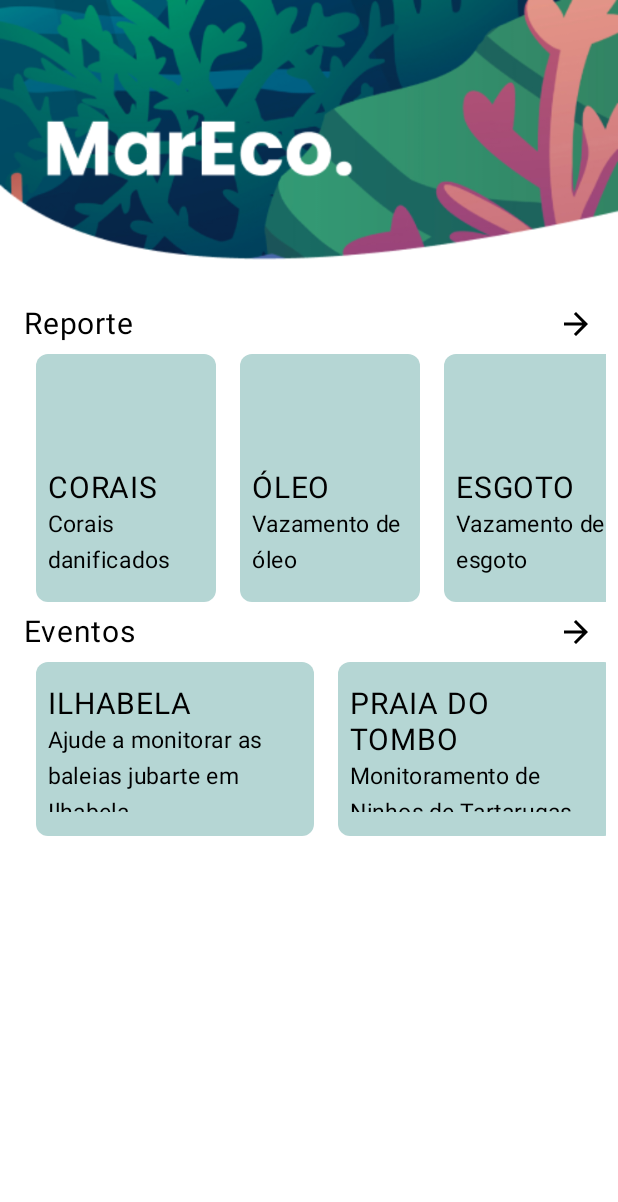
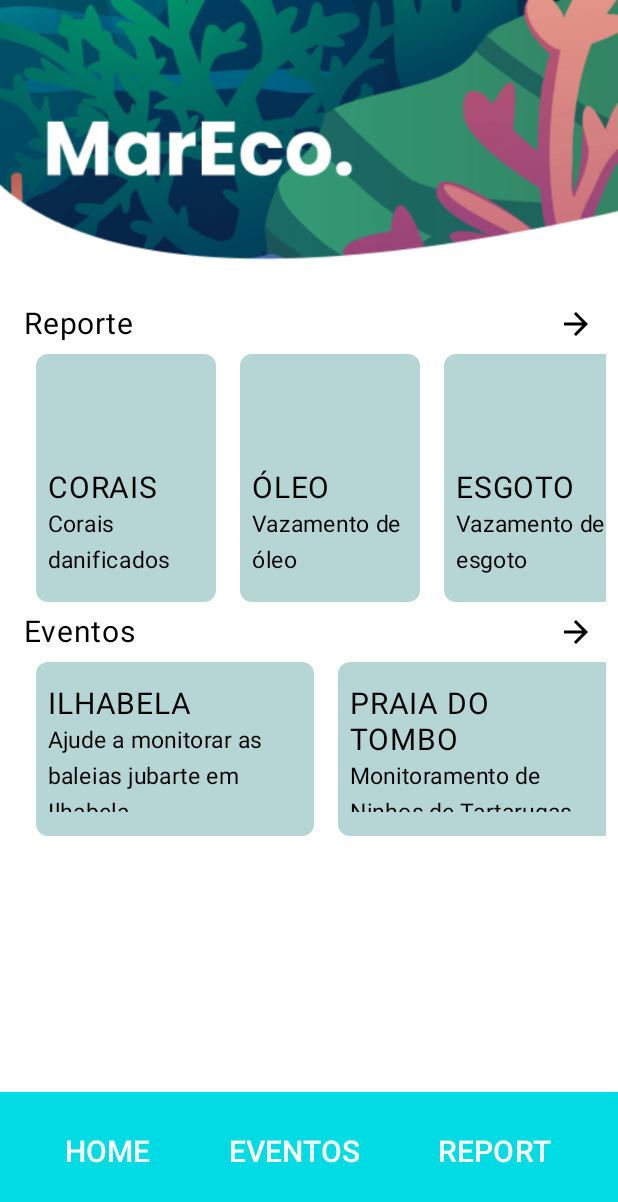
Before and after one commit to schin0/MarEco, an Android app built with Jetpack Compose: the HomeScreen screen opened through its navigation route, on a phone screen of 412 x 824 dp. Shown: the top 1202 px of the screen. Run offline under Robolectric (Android 15) with nearby library versions, the phone set to English and light mode, and no system bars.

Commit message:
Adicionar menu

```diff
--- /dev/null
+++ b/frontend/app/src/main/java/br/com/fiap/mareco/components/BotaoMenuComponente.kt
@@ -0,0 +1,19 @@
+package br.com.fiap.mareco.components
+
+import androidx.compose.material3.Button
+import androidx.compose.material3.ButtonDefaults
+import androidx.compose.material3.Text
+import androidx.compose.runtime.Composable
+import androidx.compose.ui.res.colorResource
+import androidx.compose.ui.unit.sp
+import androidx.navigation.NavController
+import br.com.fiap.mareco.R
+
+@Composable
+fun BotaoMenuComponente(nomeItem: String, navController: NavController) {
+    Button(onClick = { navController.navigate(nomeItem) }, colors = ButtonDefaults.buttonColors(
+        containerColor = colorResource(id = R.color.azul_agua)
+    )) {
+        Text(text = nomeItem, fontSize = 20.sp)
+    }
+}
--- a/frontend/app/src/main/java/br/com/fiap/mareco/screens/HomeScreen.kt
+++ b/frontend/app/src/main/java/br/com/fiap/mareco/screens/HomeScreen.kt
@@ -64,6 +64,7 @@ fun HomeScreen(navController: NavController) {
                 DestaqueComponent(destaque = it)
             }
         }
+    }
 
-    }
+    MenuScreen(navController)
 }
--- /dev/null
+++ b/frontend/app/src/main/java/br/com/fiap/mareco/screens/MenuScreen.kt
@@ -0,0 +1,46 @@
+package br.com.fiap.mareco.screens
+
+import androidx.compose.foundation.background
+import androidx.compose.foundation.layout.Arrangement
+import androidx.compose.foundation.layout.Box
+import androidx.compose.foundation.layout.Row
+import androidx.compose.foundation.layout.fillMaxSize
+import androidx.compose.foundation.layout.fillMaxWidth
+import androidx.compose.foundation.layout.padding
+import androidx.compose.runtime.Composable
+import androidx.compose.ui.Alignment
+import androidx.compose.ui.Modifier
+import androidx.compose.ui.graphics.Color
+import androidx.compose.ui.res.colorResource
+import androidx.compose.ui.unit.dp
+import androidx.navigation.NavController
+import br.com.fiap.mareco.components.BotaoMenuComponente
+import br.com.fiap.mareco.R
+
+@Composable
+fun MenuScreen(navController: NavController) {
+    Box(
+        modifier = Modifier
+            .fillMaxSize(),
+        contentAlignment = Alignment.BottomCenter,
+    ) {
+        Row(
+            modifier = Modifier
+                .fillMaxWidth()
+                .background(color = colorResource(id = R.color.azul_agua))
+                .padding(start = 16.dp, end = 16.dp, top = 16.dp, bottom = 32.dp),
+            horizontalArrangement = Arrangement.SpaceEvenly
+        ) {
+            val botoesMenu = listOf(
+                "HOME",
+                "EVENTOS",
+                "REPORT"
+            )
+
+            botoesMenu.forEach {
+                BotaoMenuComponente(it, navController)
+            }
+        }
+
+    }
+}
--- a/frontend/app/src/main/res/values/colors.xml
+++ b/frontend/app/src/main/res/values/colors.xml
@@ -4,4 +4,5 @@
     <color name="azul">#0368FF</color>
     <color name="rosa">#C27FCF</color>
     <color name="verde">#B5D6D4</color>
+    <color name="azul_agua">#00DBE4</color>
 </resources>
```
